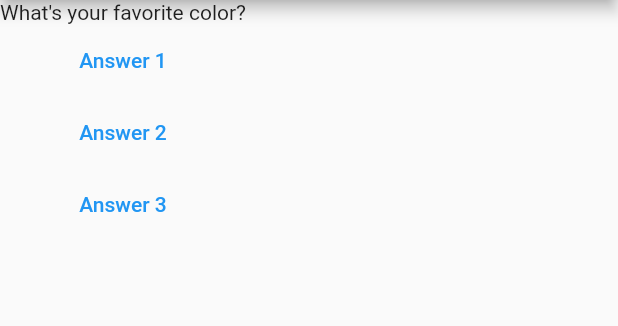
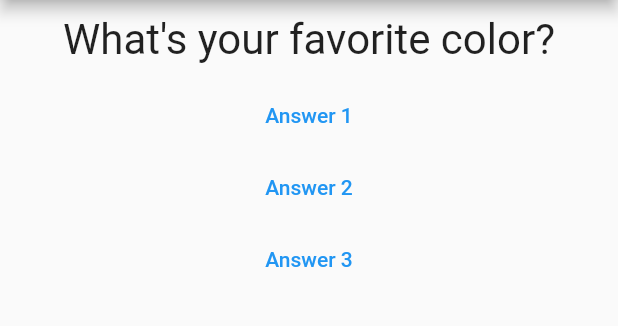
Before and after one commit to DerrickAntoney/first_Flutter_App, a Flutter app: the screen it shows after launch, on a phone screen of 412 x 824 dp, the part 84-410 px from its top. Run offline on Flutter 3.47's test engine with Material 2 defaults, Android fonts, the phone set to English and light mode, and no system bars.

Commit message:
Styled the text widget and called it in main file

```diff
--- a/lib/main.dart
+++ b/lib/main.dart
@@ -1,5 +1,5 @@
 import 'package:flutter/material.dart';
-
+import './question.dart';
 //void main () {
 //  runApp(MyApp());
 //}
@@ -7,13 +7,11 @@ import 'package:flutter/material.dart';
 void main() => runApp(MyApp());
 
 class MyApp extends StatefulWidget {
-
- @override
+  @override
   State<StatefulWidget> createState() {
     // TODO: implement createState
     return _MyAppState();
   }
-
 }
 
 class _MyAppState extends State<MyApp> {
@@ -22,7 +20,6 @@ class _MyAppState extends State<MyApp> {
     setState(() {
       _questionIndex = _questionIndex + 1;
     });
-
   }
 
   @override
@@ -38,19 +35,18 @@ class _MyAppState extends State<MyApp> {
         ),
         body: Column(
           children: [
-            Text(
-              questions[_questionIndex]
-            ),
+            Question(questions[_questionIndex]),
             TextButton(
               onPressed: _answerQuestion,
               child: Text('Answer 1'),
             ),
             TextButton(
-              onPressed: () => print("Answer 2 chosen!"),// Anonymous fn
+              onPressed: () => print("Answer 2 chosen!"), // Anonymous fn
               child: Text('Answer 2'),
             ),
             TextButton(
-              onPressed: () {   //Anonymous fn
+              onPressed: () {
+                //Anonymous fn
                 //...
                 print('Answer 3 chosen!');
               },
--- a/lib/question.dart
+++ b/lib/question.dart
@@ -1,10 +1,16 @@
-import 'package:flutter/material.dart'
+import 'package:flutter/material.dart';
 
 class Question extends StatelessWidget {
-  const Question({super.key});
+  final String questionText;
 
+  const Question(this.questionText);
   @override
   Widget build(BuildContext context) {
-    return Text();
+    return Container (
+      width: double.infinity,
+      margin: const EdgeInsets.all(10.0),
+      child: Text (questionText,
+        style: const TextStyle(fontSize: 28),
+        textAlign: TextAlign.center,),);
   }
 }
```
